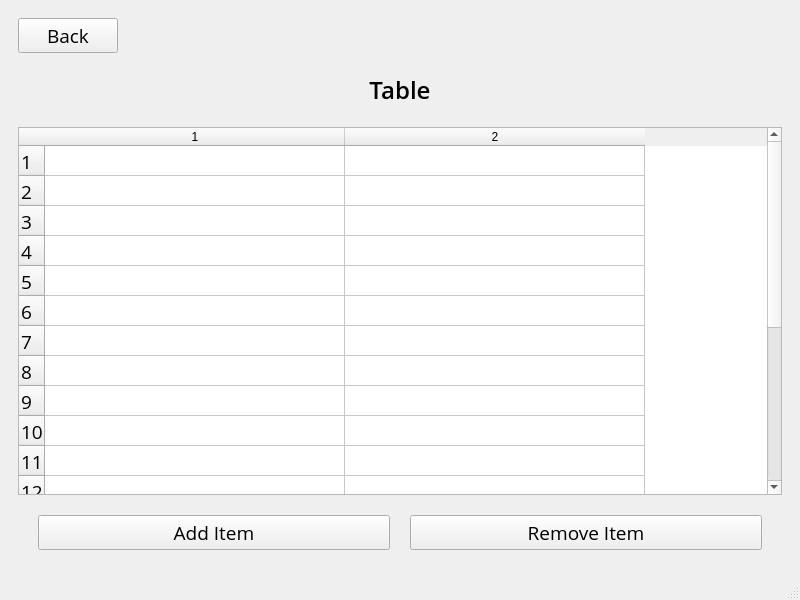
Above: mainwindow.ui from omarbassam88/RestaurantApp before the change. Below: the same form after it.
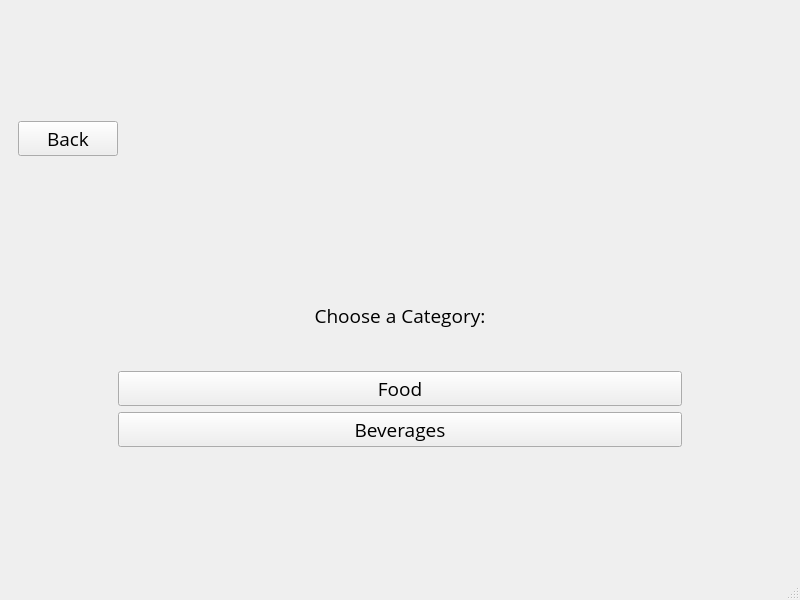
That is the form after the change.

Commit message: Updated Add and Remove Items from Receipt

```diff
--- a/mainwindow.ui
+++ b/mainwindow.ui
@@ -51,7 +51,7 @@
        <string notr="true"/>
       </property>
       <property name="currentIndex">
-       <number>2</number>
+       <number>3</number>
       </property>
       <widget class="QWidget" name="page_1">
        <layout class="QGridLayout" name="gridLayout">
@@ -288,41 +288,6 @@
           </property>
          </widget>
         </item>
-        <item row="2" column="0">
-         <widget class="QTableWidget" name="tableReceiptItemsList">
-          <property name="rowCount">
-           <number>20</number>
-          </property>
-          <property name="columnCount">
-           <number>2</number>
-          </property>
-          <attribute name="horizontalHeaderDefaultSectionSize">
-           <number>300</number>
-          </attribute>
-          <row/>
-          <row/>
-          <row/>
-          <row/>
-          <row/>
-          <row/>
-          <row/>
-          <row/>
-          <row/>
-          <row/>
-          <row/>
-          <row/>
-          <row/>
-          <row/>
-          <row/>
-          <row/>
-          <row/>
-          <row/>
-          <row/>
-          <row/>
-          <column/>
-          <column/>
-         </widget>
-        </item>
         <item row="7" column="0" rowspan="2">
          <layout class="QHBoxLayout" name="horizontalLayout">
           <property name="spacing">
@@ -345,6 +310,80 @@
            <widget class="QPushButton" name="RemoveItemButton">
             <property name="text">
              <string>Remove Item</string>
+            </property>
+           </widget>
+          </item>
+         </layout>
+        </item>
+        <item row="2" column="0">
+         <widget class="QTreeWidget" name="tableReceiptItemsList">
+          <property name="columnCount">
+           <number>2</number>
+          </property>
+          <column>
+           <property name="text">
+            <string notr="true">1</string>
+           </property>
+          </column>
+          <column>
+           <property name="text">
+            <string notr="true">2</string>
+           </property>
+          </column>
+         </widget>
+        </item>
+       </layout>
+      </widget>
+      <widget class="QWidget" name="page_4">
+       <layout class="QGridLayout" name="gridLayout_5">
+        <item row="0" column="0">
+         <widget class="QPushButton" name="BackButton_3">
+          <property name="maximumSize">
+           <size>
+            <width>100</width>
+            <height>16777215</height>
+           </size>
+          </property>
+          <property name="text">
+           <string>Back</string>
+          </property>
+         </widget>
+        </item>
+        <item row="2" column="0" colspan="2">
+         <layout class="QVBoxLayout" name="verticalLayout_2">
+          <property name="leftMargin">
+           <number>100</number>
+          </property>
+          <property name="rightMargin">
+           <number>100</number>
+          </property>
+          <item>
+           <widget class="QLabel" name="label_2">
+            <property name="maximumSize">
+             <size>
+              <width>16777215</width>
+              <height>100</height>
+             </size>
+            </property>
+            <property name="text">
+             <string>Choose a Category:</string>
+            </property>
+            <property name="alignment">
+             <set>Qt::AlignCenter</set>
+            </property>
+           </widget>
+          </item>
+          <item>
+           <widget class="QPushButton" name="FoodCategoryButton">
+            <property name="text">
+             <string>Food</string>
+            </property>
+           </widget>
+          </item>
+          <item>
+           <widget class="QPushButton" name="BeveragesCategoryButton">
+            <property name="text">
+             <string>Beverages</string>
             </property>
            </widget>
           </item>
```
Left out of the diff: 2 changed lines with no effect on the pictures. The commit also changes 8 other files.
